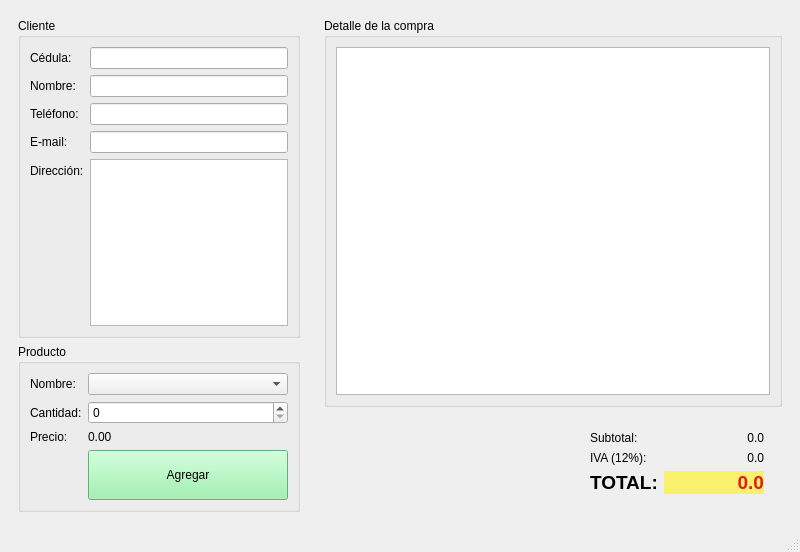
This is tienda.ui in KevsWit/P59-Tienda-Qt as Qt 5 draws it before an edit. The edited form follows.
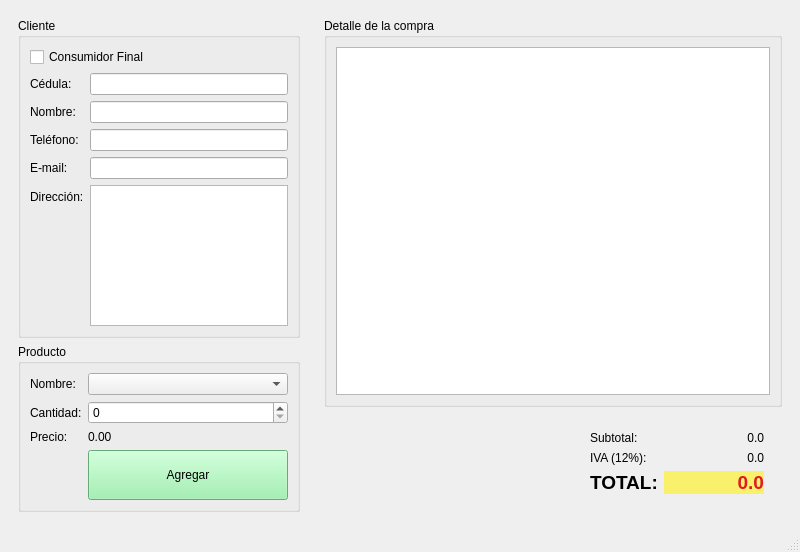
This is the edited form.

Commit message: Rediseño y creación de nuevo UI

```diff
--- a/tienda.ui
+++ b/tienda.ui
@@ -36,60 +36,67 @@
           <string>Cliente</string>
          </property>
          <layout class="QFormLayout" name="formLayout">
-          <item row="0" column="0">
+          <item row="1" column="0">
            <widget class="QLabel" name="label">
             <property name="text">
              <string>Cédula:</string>
             </property>
            </widget>
           </item>
-          <item row="0" column="1">
+          <item row="1" column="1">
            <widget class="QLineEdit" name="inCedula"/>
           </item>
-          <item row="2" column="0">
+          <item row="3" column="0">
            <widget class="QLabel" name="label_2">
             <property name="text">
              <string>Nombre:</string>
             </property>
            </widget>
           </item>
-          <item row="2" column="1">
+          <item row="3" column="1">
            <widget class="QLineEdit" name="inNombre"/>
           </item>
-          <item row="4" column="0">
+          <item row="5" column="0">
            <widget class="QLabel" name="label_3">
             <property name="text">
              <string>Teléfono:</string>
             </property>
            </widget>
           </item>
-          <item row="4" column="1">
+          <item row="5" column="1">
            <widget class="QLineEdit" name="inTelefono"/>
           </item>
-          <item row="6" column="0">
+          <item row="7" column="0">
            <widget class="QLabel" name="label_4">
             <property name="text">
              <string>E-mail:</string>
             </property>
            </widget>
           </item>
-          <item row="6" column="1">
+          <item row="7" column="1">
            <widget class="QLineEdit" name="inEmail"/>
           </item>
-          <item row="8" column="0">
+          <item row="9" column="0">
            <widget class="QLabel" name="label_5">
             <property name="text">
              <string>Dirección:</string>
             </property>
            </widget>
           </item>
-          <item row="8" column="1">
+          <item row="9" column="1">
            <widget class="QPlainTextEdit" name="inDireccion">
             <property name="lineWidth">
              <number>3</number>
             </property>
            </widget>
           </item>
+          <item row="0" column="0" colspan="2">
+           <widget class="QCheckBox" name="cmdCfinal">
+            <property name="text">
+             <string>Consumidor Final</string>
+            </property>
+           </widget>
+          </item>
          </layout>
         </widget>
        </item>
```
Left out of the diff: 4 changed lines with no effect on the pictures. The commit also changes 6 other files.
